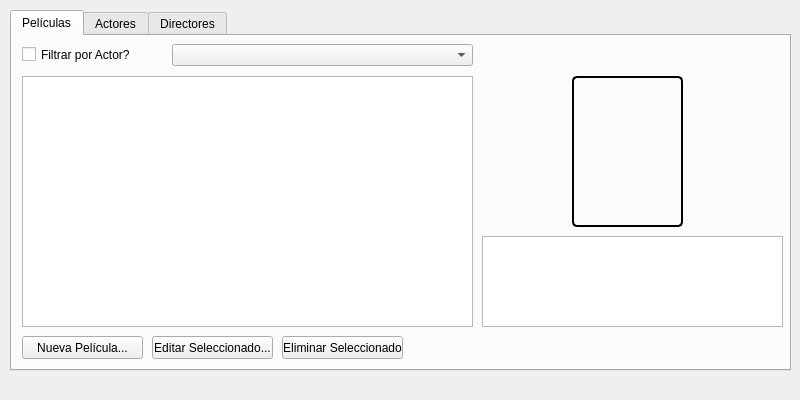
This is Programa/ui_files/main.ui in fr4j4/TrabajoTallerConstruccionSw as Qt 5 draws it before an edit. The edited form follows.
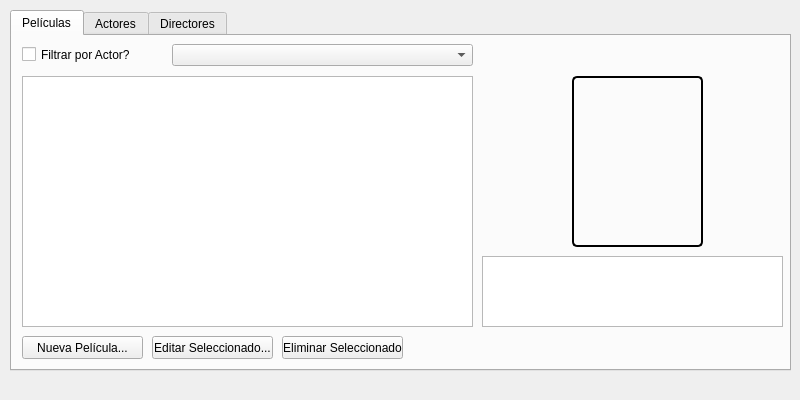
This is the edited form. The open tabs and pages were chosen to show the change.

Commit message: label nombre pelicula,director y actor :feelsgood:

What changed in the file:
```diff
--- a/Programa/ui_files/main.ui
+++ b/Programa/ui_files/main.ui
@@ -10,6 +10,12 @@
     <height>400</height>
    </rect>
   </property>
+  <property name="sizePolicy">
+   <sizepolicy hsizetype="Fixed" vsizetype="Fixed">
+    <horstretch>0</horstretch>
+    <verstretch>0</verstretch>
+   </sizepolicy>
+  </property>
   <property name="windowTitle">
    <string>Administración</string>
   </property>
@@ -58,8 +64,8 @@
        <rect>
         <x>560</x>
         <y>40</y>
-        <width>111</width>
-        <height>151</height>
+        <width>131</width>
+        <height>171</height>
        </rect>
       </property>
       <property name="styleSheet">
@@ -137,15 +143,38 @@
       <property name="geometry">
        <rect>
         <x>470</x>
-        <y>200</y>
+        <y>220</y>
         <width>301</width>
-        <height>91</height>
+        <height>71</height>
        </rect>
       </property>
       <property name="textInteractionFlags">
        <set>Qt::TextSelectableByKeyboard|Qt::TextSelectableByMouse</set>
       </property>
      </widget>
+     <widget class="QLabel" name="pelicula_name_label">
+      <property name="geometry">
+       <rect>
+        <x>490</x>
+        <y>10</y>
+        <width>251</width>
+        <height>31</height>
+       </rect>
+      </property>
+      <property name="font">
+       <font>
+        <pointsize>14</pointsize>
+        <weight>75</weight>
+        <bold>true</bold>
+       </font>
+      </property>
+      <property name="text">
+       <string/>
+      </property>
+      <property name="alignment">
+       <set>Qt::AlignCenter</set>
+      </property>
+     </widget>
     </widget>
     <widget class="QWidget" name="Actores">
      <attribute name="title">
```
Left out of the diff: 48 changed lines with no effect on the pictures. The commit also changes 3 other files.
